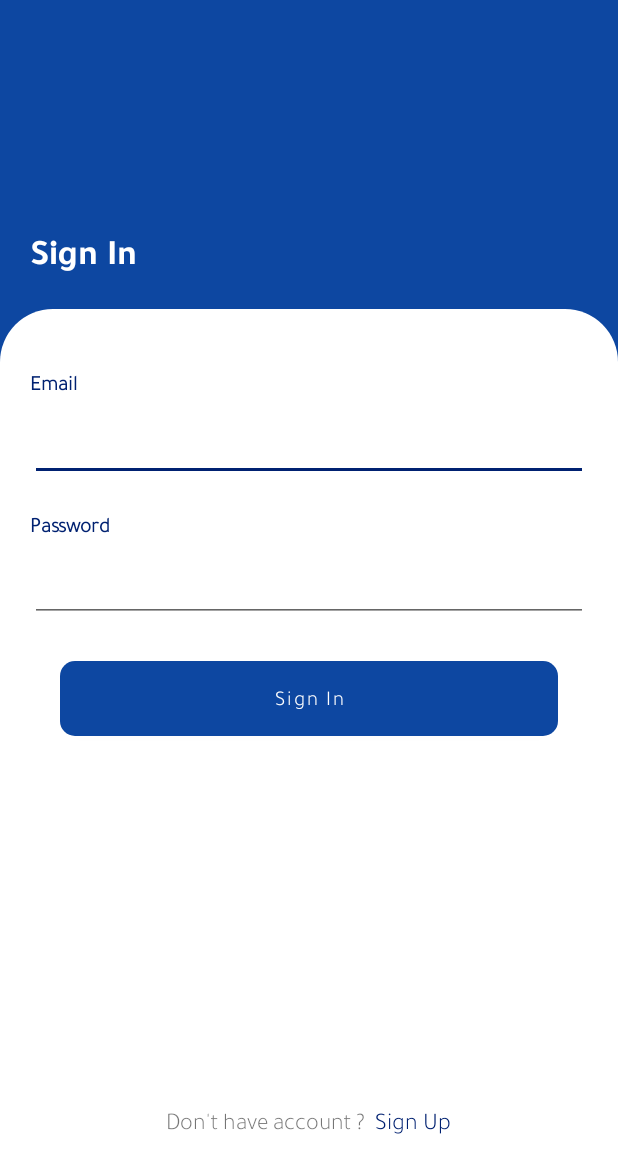
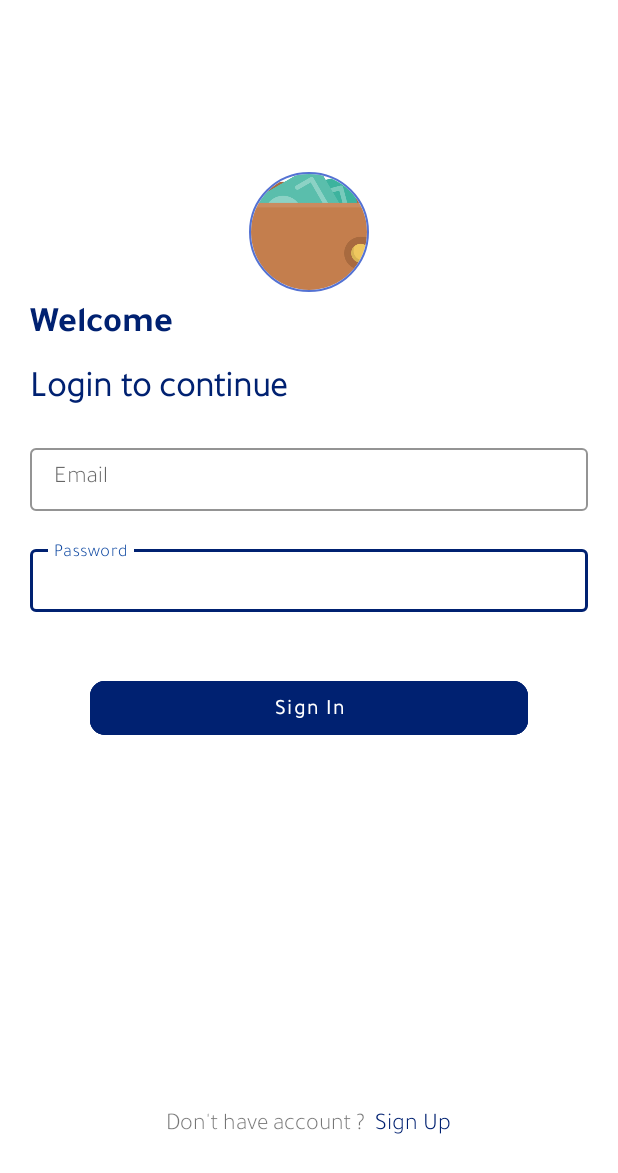
Before and after one commit to Aslmmon/TidoWallet, an Android app: the SignInFragment screen opened directly, with no data from a screen before it, on a phone screen of 412 x 824 dp. Shown: the top 1173 px of the screen. Run offline under Robolectric (Android 15) with nearby library versions, the light colour scheme and no system bars; our stand-ins replace CircleImageView, Firebase (no records; nobody signed in at launch, a user with empty details on screens opened directly); libraries missing offline, so code that uses them is left out: com.mobsandgeeks.saripaar; 3 statements that could not run were skipped.

Commit message:
- changed Design of SignIn...

```diff
--- a/app/build.gradle
+++ b/app/build.gradle
@@ -71,6 +71,8 @@ dependencies {
     implementation "io.insert-koin:koin-android:3.0.2"
 
     implementation 'com.mobsandgeeks:android-saripaar:2.0.3'
+    implementation 'de.hdodenhof:circleimageview:3.1.0'
+
 
 
 
--- a/app/src/main/java/com/tidow/tidowallet/custom/CustomEditText.kt
+++ b/app/src/main/java/com/tidow/tidowallet/custom/CustomEditText.kt
@@ -7,6 +7,7 @@ import android.view.inputmethod.EditorInfo
 import android.widget.EditText
 import android.widget.TextView
 import androidx.constraintlayout.widget.ConstraintLayout
+import com.google.android.material.textfield.TextInputLayout
 import com.tidow.tidowallet.R
 
 
@@ -24,6 +25,7 @@ class CustomTitleEditText(context: Context, attrs: AttributeSet) : ConstraintLay
          val NAME_SPACE = "http://schemas.android.com/apk/res/android"
         val maxLength: Int = attrs.getAttributeIntValue(NAME_SPACE, "maxLength", 50)
         editTextTile.text = title ?: "Not Specified"
+        findViewById<TextInputLayout>(R.id.til_ed).hint = title ?: "Not Specified"
         inputType.let { editTextDescription.inputType = it }
         editTextDescription.filters = arrayOf<InputFilter>(InputFilter.LengthFilter(maxLength))
 
--- a/app/src/main/java/com/tidow/tidowallet/features/Login/fragments/register/enter_mobile/MobileChooserFragment.kt
+++ b/app/src/main/java/com/tidow/tidowallet/features/Login/fragments/register/enter_mobile/MobileChooserFragment.kt
@@ -46,7 +46,7 @@ class MobileChooserFragment : Fragment() {
         firebaseAuth.useAppLanguage()
 
 
-        requireActivity().findViewById<TextView>(R.id.tv_login).text = resources.getString(R.string.register_title)
+    //    requireActivity().findViewById<TextView>(R.id.tv_login).text = resources.getString(R.string.register_title)
 
         binding.btnVerify.setOnClickListener {
             val mobileNumberEnterd = binding.customMobileNumber.editTextDescription.text
--- a/app/src/main/java/com/tidow/tidowallet/features/Login/fragments/sign_in/SignInFragment.kt
+++ b/app/src/main/java/com/tidow/tidowallet/features/Login/fragments/sign_in/SignInFragment.kt
@@ -49,7 +49,7 @@ class SignInFragment : Fragment(), Validator.ValidationListener {
 
     override fun onViewCreated(view: View, savedInstanceState: Bundle?) {
         super.onViewCreated(view, savedInstanceState)
-        requireActivity().findViewById<TextView>(R.id.tv_login).text = resources.getString(R.string.sign_in_title)
+       // requireActivity().findViewById<TextView>(R.id.tv_login).text = resources.getString(R.string.sign_in_title)
         emailEditText = binding.customEmail.editTextDescription
         passwordEditText = binding.customPassword.editTextDescription
 
--- a/app/src/main/res/layout/activity_login.xml
+++ b/app/src/main/res/layout/activity_login.xml
@@ -4,42 +4,41 @@
     xmlns:tools="http://schemas.android.com/tools"
     android:layout_width="match_parent"
     android:layout_height="match_parent"
-    android:background="@color/colorPrimary"
     tools:context=".features.Login.LoginActivity">
 
 
-    <FrameLayout
-        android:layout_width="0dp"
-        android:layout_height="0dp"
-        android:id="@+id/frame"
-        android:background="@drawable/bg_curved"
-        app:layout_constraintBottom_toBottomOf="parent"
-        app:layout_constraintEnd_toEndOf="parent"
-        app:layout_constraintStart_toStartOf="parent"
-        app:layout_constraintTop_toBottomOf="@id/hr_barrier" />
+<!--    <FrameLayout-->
+<!--        android:layout_width="0dp"-->
+<!--        android:layout_height="0dp"-->
+<!--        android:id="@+id/frame"-->
+<!--        android:background="@drawable/bg_curved"-->
+<!--        app:layout_constraintBottom_toBottomOf="parent"-->
+<!--        app:layout_constraintEnd_toEndOf="parent"-->
+<!--        app:layout_constraintStart_toStartOf="parent"-->
+<!--        app:layout_constraintTop_toBottomOf="@id/hr_barrier" />-->
 
-    <androidx.constraintlayout.widget.Guideline
-        android:id="@+id/hr_barrier"
-        android:layout_width="wrap_content"
-        android:layout_height="wrap_content"
-        android:orientation="horizontal"
-        app:layout_constraintGuide_percent="0.25"
-        app:layout_constraintStart_toStartOf="parent"
-        app:layout_constraintTop_toTopOf="parent" />
+<!--    <androidx.constraintlayout.widget.Guideline-->
+<!--        android:id="@+id/hr_barrier"-->
+<!--        android:layout_width="wrap_content"-->
+<!--        android:layout_height="wrap_content"-->
+<!--        android:orientation="horizontal"-->
+<!--        app:layout_constraintGuide_percent="0.25"-->
+<!--        app:layout_constraintStart_toStartOf="parent"-->
+<!--        app:layout_constraintTop_toTopOf="parent" />-->
 
 
-    <TextView
-        android:layout_width="wrap_content"
-        android:layout_height="wrap_content"
-        android:text="@string/sign_in_title"
-        android:textSize="24sp"
-        android:id="@+id/tv_login"
-        android:fontFamily="@font/tajawal_bold"
-        android:textColor="@color/white"
-        app:layout_constraintStart_toStartOf="parent"
-        app:layout_constraintBottom_toTopOf="@id/hr_barrier"
-        android:layout_margin="20dp"
-        />
+<!--    <TextView-->
+<!--        android:layout_width="wrap_content"-->
+<!--        android:layout_height="wrap_content"-->
+<!--        android:text="@string/sign_in_title"-->
+<!--        android:textSize="24sp"-->
+<!--        android:id="@+id/tv_login"-->
+<!--        android:fontFamily="@font/tajawal_bold"-->
+<!--        android:textColor="@color/white"-->
+<!--        app:layout_constraintStart_toStartOf="parent"-->
+<!--        app:layout_constraintBottom_toTopOf="@id/hr_barrier"-->
+<!--        android:layout_margin="20dp"-->
+<!--        />-->
 
 
     <androidx.fragment.app.FragmentContainerView
@@ -48,7 +47,7 @@
         android:id="@+id/fragment_container"
         android:name="androidx.navigation.fragment.NavHostFragment"
         app:layout_constraintStart_toStartOf="parent"
-        app:layout_constraintTop_toTopOf="@id/frame"
+        app:layout_constraintTop_toTopOf="parent"
         app:layout_constraintEnd_toEndOf="parent"
         android:layout_marginTop="40dp"
         android:layout_marginBottom="40dp"
--- a/app/src/main/res/layout/custom_title_edit.xml
+++ b/app/src/main/res/layout/custom_title_edit.xml
@@ -3,6 +3,7 @@
     android:layout_width="match_parent"
     android:layout_height="wrap_content"
     xmlns:tools="http://schemas.android.com/tools"
+    xmlns:app="http://schemas.android.com/apk/res-auto"
     android:orientation="vertical">
 
     <TextView
@@ -10,9 +11,22 @@
         android:layout_height="wrap_content"
         tools:text="Name"
         android:textStyle="bold"
+        android:visibility="gone"
         android:textColor="@color/colorDark"
         android:id="@+id/tv_title"
         />
+
+
+    <com.google.android.material.textfield.TextInputLayout
+        android:layout_width="match_parent"
+        android:layout_height="wrap_content"
+        android:background="@null"
+        style="@style/Widget.MaterialComponents.TextInputLayout.OutlinedBox"
+        android:id="@+id/til_ed"
+        app:boxStrokeColor="@color/colorDark"
+
+
+        >
 
     <com.google.android.material.textfield.TextInputEditText
         android:layout_width="match_parent"
@@ -24,4 +38,6 @@
         android:singleLine="true"
         />
 
+    </com.google.android.material.textfield.TextInputLayout>
+
 </LinearLayout>
--- a/app/src/main/res/layout/fragment_password.xml
+++ b/app/src/main/res/layout/fragment_password.xml
@@ -24,7 +24,7 @@
       android:id="@+id/custom_password"
       android:text="@string/enter_password_title"
       android:layout_marginTop="10dp"
-      android:inputType="number"
+      android:inputType="textPassword"
       android:maxLength="15"
       />
 
--- a/app/src/main/res/layout/fragment_sign_in.xml
+++ b/app/src/main/res/layout/fragment_sign_in.xml
@@ -1,58 +1,112 @@
 <?xml version="1.0" encoding="utf-8"?>
 <androidx.constraintlayout.widget.ConstraintLayout xmlns:android="http://schemas.android.com/apk/res/android"
+    xmlns:app="http://schemas.android.com/apk/res-auto"
     xmlns:tools="http://schemas.android.com/tools"
     android:layout_width="match_parent"
+
     android:layout_height="match_parent"
-    xmlns:app="http://schemas.android.com/apk/res-auto"
     tools:context=".features.Login.fragments.sign_in.SignInFragment">
 
 
-    <com.tidow.tidowallet.custom.CustomTitleEditText
-        android:layout_width="0dp"
-        android:id="@+id/custom_email"
+    <de.hdodenhof.circleimageview.CircleImageView
+        android:id="@+id/iv_wallet"
+        android:layout_width="100dp"
+        android:layout_height="80dp"
+        app:civ_border_color="@color/colorLight"
+        app:civ_border_width="1dp"
+        android:src="@drawable/wallet"
+        app:layout_constraintEnd_toEndOf="parent"
+        app:layout_constraintStart_toStartOf="parent"
+        app:layout_constraintTop_toBottomOf="@id/guideline2" />
+
+
+    <TextView
+        android:layout_width="wrap_content"
         android:layout_height="wrap_content"
-        android:text="@string/email_title"
-        android:inputType="text"
-        android:maxLength="45"
+        android:text="@string/welcome_title"
         app:layout_constraintStart_toStartOf="parent"
-        app:layout_constraintTop_toTopOf="parent"
-        app:layout_constraintEnd_toEndOf="parent"
+        app:layout_constraintTop_toBottomOf="@id/iv_wallet"
+        android:textStyle="bold"
+        android:fontFamily="@font/tajawal_bold"
+        android:textColor="@color/colorDark"
+        android:id="@+id/tv_login"
+        android:textSize="24sp"
         />
 
-    <com.tidow.tidowallet.custom.CustomTitleEditText
-        android:layout_width="0dp"
+
+    <TextView
+        android:layout_width="wrap_content"
         android:layout_height="wrap_content"
-        android:text="@string/password_title"
-        android:inputType="textPassword"
-        android:id="@+id/custom_password"
-        android:maxLength="10"
+        android:text="@string/login_to_continue_title"
         app:layout_constraintStart_toStartOf="parent"
-        android:layout_marginTop="20dp"
-        app:layout_constraintTop_toBottomOf="@id/custom_email"
+        app:layout_constraintTop_toBottomOf="@id/tv_login"
+        android:textStyle="bold"
+        android:textColor="@color/colorDark"
+        android:id="@+id/tv_login_subtitle"
+        android:textSize="24sp"
+        android:layout_marginTop="10dp"
+        />
+    <TextView
+        android:id="@+id/tv_signUp"
+        android:layout_width="wrap_content"
+        android:layout_height="wrap_content"
+        android:layout_marginBottom="20dp"
+        android:padding="5dp"
+        android:text="@string/dont_title"
+        android:textSize="16sp"
+        app:layout_constraintBottom_toBottomOf="parent"
         app:layout_constraintEnd_toEndOf="parent"
+        app:layout_constraintStart_toStartOf="parent" />
+
+    <androidx.constraintlayout.widget.Guideline
+        android:id="@+id/guideline2"
+        android:layout_width="wrap_content"
+        android:layout_height="wrap_content"
+        android:orientation="horizontal"
+        app:layout_constraintGuide_percent="0.1"
         />
 
 
     <com.google.android.material.button.MaterialButton
+        android:id="@+id/btn_signIn"
+        style="?attr/materialButtonOutlinedStyle"
+        android:textColor="@color/white"
+        android:textAllCaps="false"
+        android:textStyle="bold"
+        android:backgroundTint="@color/colorDark"
+        app:strokeColor="@color/colorDark"
+        android:layout_width="0dp"
+        android:layout_height="wrap_content"
+        android:layout_margin="40dp"
+        android:text="@string/sign_in_title"
         app:cornerRadius="10dp"
-        android:text="@string/sign_in_title"
-        android:id="@+id/btn_signIn"
+        app:layout_constraintEnd_toEndOf="parent"
         app:layout_constraintStart_toStartOf="parent"
         app:layout_constraintTop_toBottomOf="@id/custom_password"
+
+        />
+
+    <com.tidow.tidowallet.custom.CustomTitleEditText
+        android:id="@+id/custom_password"
+        android:layout_width="0dp"
+        android:layout_height="wrap_content"
         android:layout_marginTop="20dp"
+        android:inputType="textPassword"
+        android:maxLength="10"
+        android:text="@string/password_title"
         app:layout_constraintEnd_toEndOf="parent"
-        style="@style/btnStyle" />
+        app:layout_constraintStart_toStartOf="parent"
+        app:layout_constraintTop_toBottomOf="@id/custom_email" />
 
-    <TextView
-        android:layout_width="wrap_content"
+    <com.tidow.tidowallet.custom.CustomTitleEditText
+        android:id="@+id/custom_email"
+        android:layout_width="0dp"
         android:layout_height="wrap_content"
-        android:id="@+id/tv_signUp"
-        android:padding="5dp"
-        android:textSize="16sp"
-        android:text="@string/dont_title"
+        android:layout_marginTop="20dp"
+        android:inputType="text"
+        android:maxLength="45"
+        android:text="@string/email_title"
+        app:layout_constraintEnd_toEndOf="parent"
         app:layout_constraintStart_toStartOf="parent"
-        app:layout_constraintBottom_toBottomOf="parent"
-        app:layout_constraintEnd_toEndOf="parent"
-        android:layout_marginBottom="20dp"
-        />
+        app:layout_constraintTop_toBottomOf="@id/tv_login_subtitle" />
 </androidx.constraintlayout.widget.ConstraintLayout>
--- a/app/src/main/res/values/strings.xml
+++ b/app/src/main/res/values/strings.xml
@@ -1,6 +1,6 @@
 <resources>
-    <string name="app_name">Tido Wallet</string>
-    <string name="tido_wallet_title" translatable="false">Tido Wallet</string>
+    <string name="app_name">Tido Pay</string>
+    <string name="tido_wallet_title" translatable="false">Tido Pay</string>
     <string name="sign_in_title">Sign In</string>
     <string name="hello_blank_fragment">Hello blank fragment</string>
     <string name="mobile_number_title">Mobile Number</string>
@@ -20,4 +20,6 @@
     <string name="password_not_empty">Enter Password Please</string>
     <string name="password_not_less_than_6">Password Not less than 8 characters</string>
     <string name="enter_valid_Code">Enter code sent to you</string>
+    <string name="welcome_title">Welcome</string>
+    <string name="login_to_continue_title">Login to continue</string>
 </resources>
--- a/app/src/main/res/values/themes.xml
+++ b/app/src/main/res/values/themes.xml
@@ -16,4 +16,6 @@
         <item name="android:windowTranslucentStatus">true</item>
         <item name="android:windowTranslucentNavigation">true</item>
     </style>
+
+
 </resources>
```
Also changed, not shown: 1 other file.
